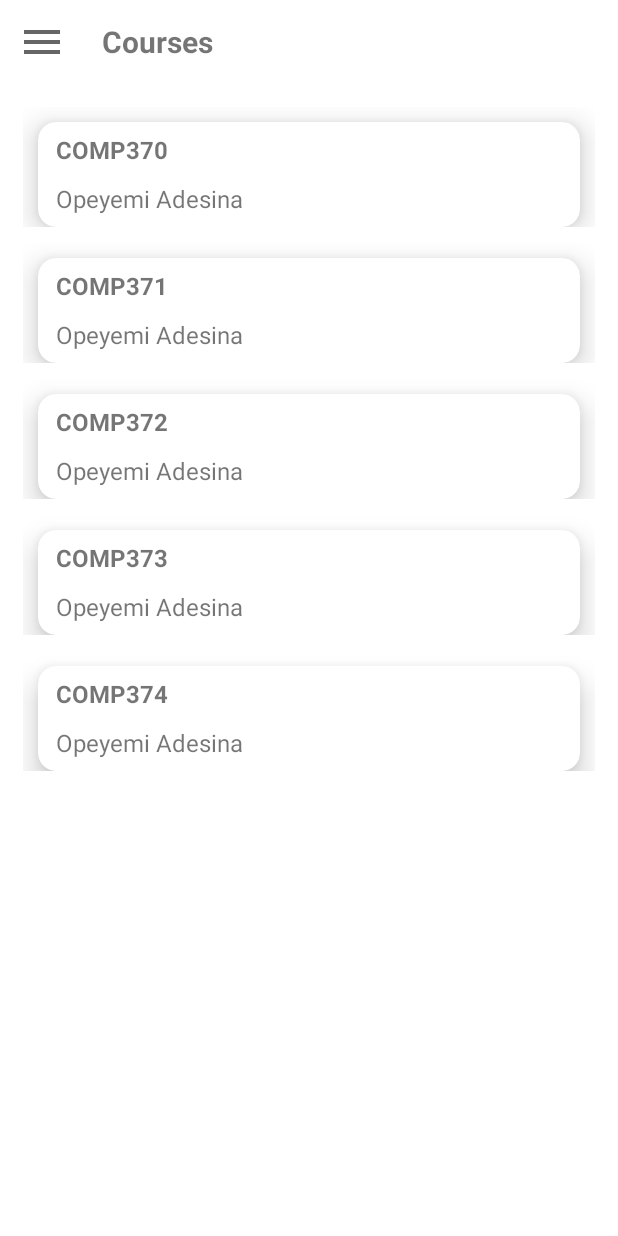
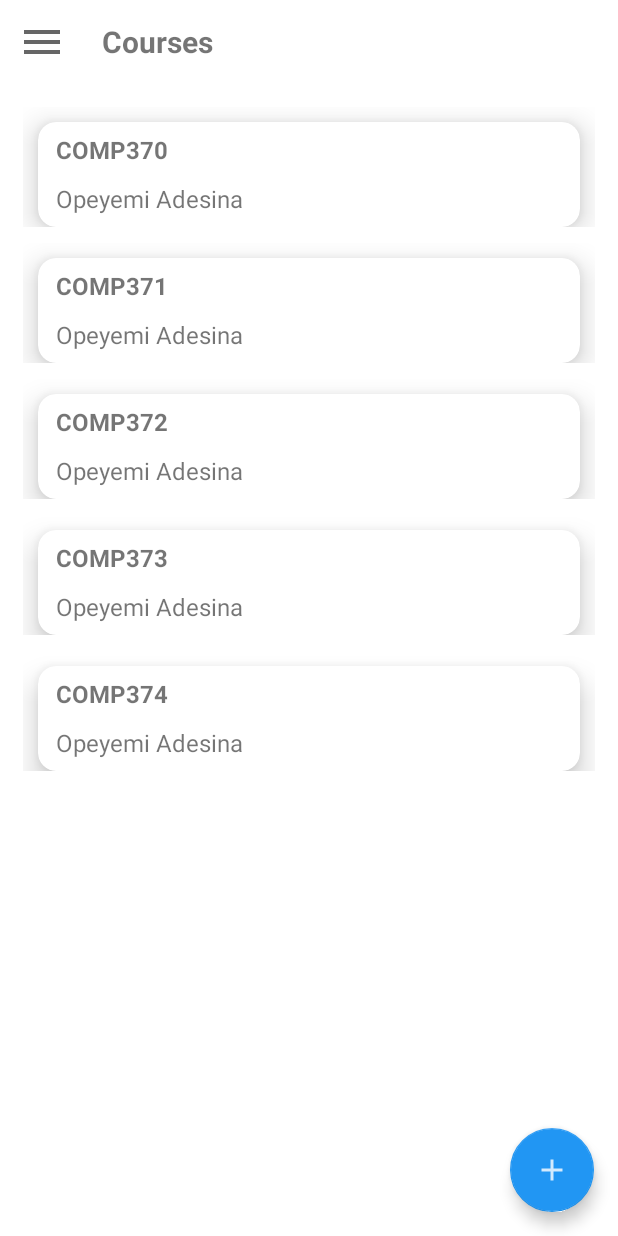
Before and after one commit to manvirSaini/Comp370-Infinity, an Android app: the CourseActivity screen opened directly, with no data from a screen before it, on a phone screen of 412 x 824 dp. Run offline under Robolectric (Android 15) with nearby library versions, the phone set to English and light mode, and no system bars; our stand-ins replace EventBus, Room's generated code; pictures from the network do not load.

Commit message:
Issues Resolved. Courses Working with navigation drawer.

```diff
--- a/app/src/main/java/com/example/infinity_courseproject/RoutinesActivity.java
+++ b/app/src/main/java/com/example/infinity_courseproject/RoutinesActivity.java
@@ -294,7 +294,7 @@ public class RoutinesActivity extends Home
     }
 
     public void clickCourse(View view){
-        redirectActivity(this, Home.class);
+        redirectActivity(this, CourseActivity.class);
     }
 
     public static void redirectActivity(Activity activity, Class aclass) {
--- a/app/src/main/res/layout/course_main.xml
+++ b/app/src/main/res/layout/course_main.xml
@@ -16,6 +16,9 @@
         <include
             layout="@layout/main_toolbar"/>
 
+        <RelativeLayout
+            android:layout_width="match_parent"
+            android:layout_height="match_parent">
 
             <androidx.recyclerview.widget.RecyclerView
                 android:id="@+id/lv"
@@ -58,6 +61,7 @@
                 android:contentDescription="@string/add_assignment_fab_content_description"
 
                 android:src="@drawable/ic_add" />
+        </RelativeLayout>
     </LinearLayout>
 
     <!--For Navigation drawer-->
```
Also changed, not shown: app/src/main/AndroidManifest.xml (+7 -38 lines). Lines whose indentation alone changed are shown as unchanged.
